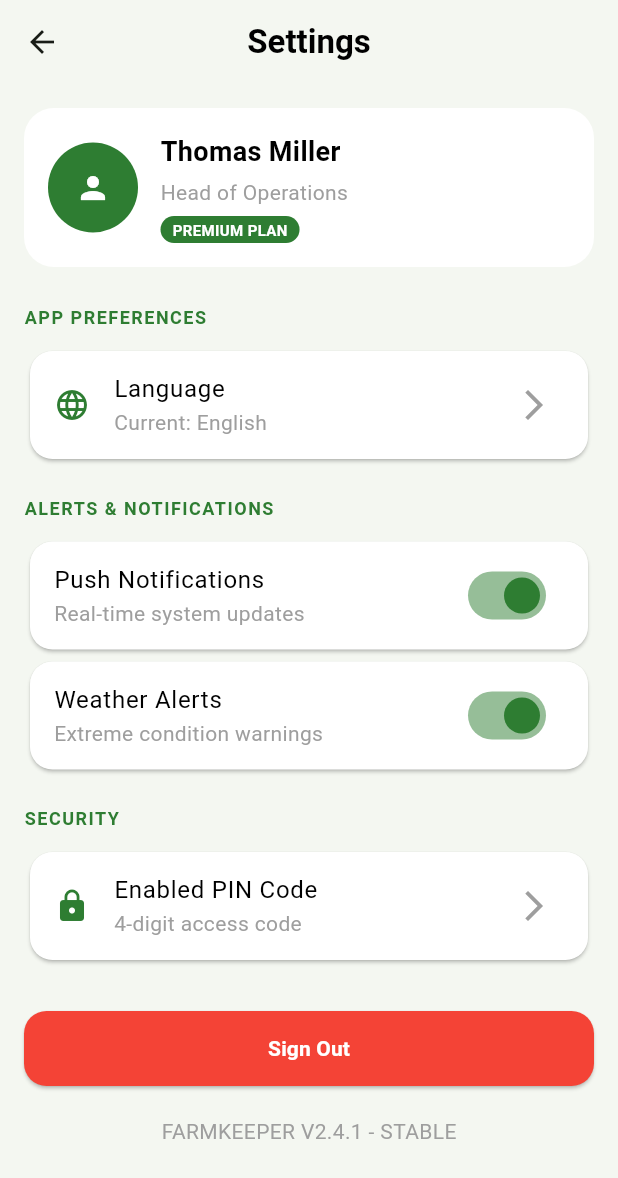
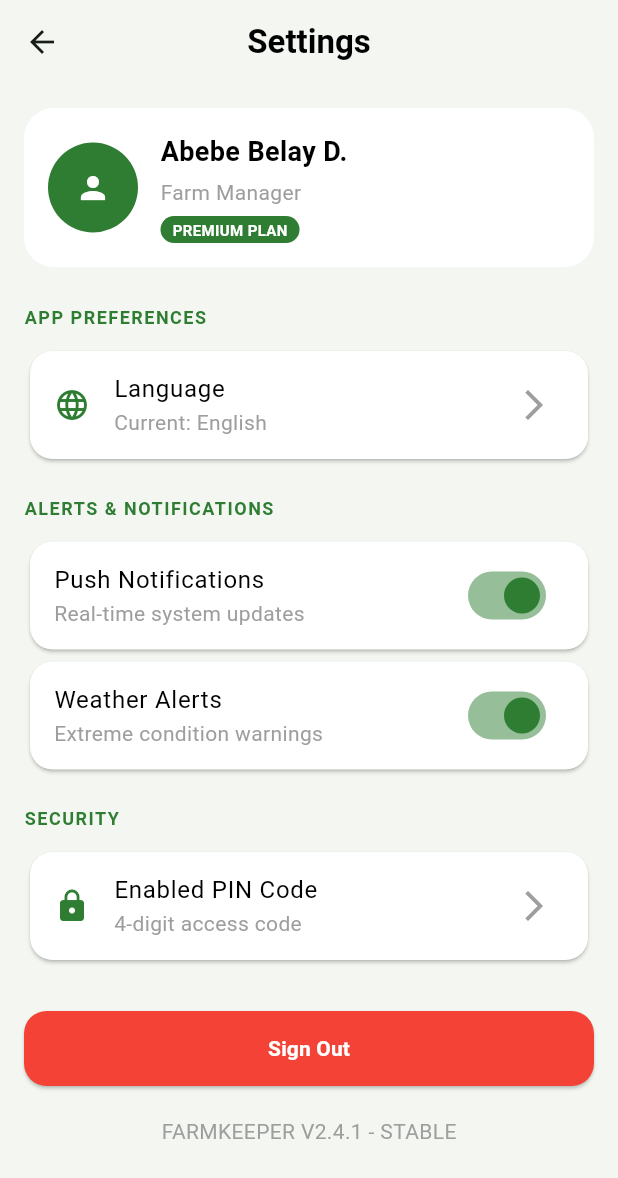
Before and after one commit to DagmawiTewodros/Spacedpulse, a Flutter app: the ProfilePage screen opened by its route, after a tap on the "settings" icon, on a phone screen of 412 x 824 dp. Shown: the top 1178 px of the screen. Run offline on Flutter 3.47's test engine with Material 3 defaults, Android fonts, the phone set to English and light mode, and no system bars; our stand-ins replace go_router; network calls fail.

Commit message:
routing fixed

```diff
--- a/lib/screens/home_screen.dart
+++ b/lib/screens/home_screen.dart
@@ -15,7 +15,7 @@ class HomeScreen extends StatelessWidget {
             crossAxisAlignment: CrossAxisAlignment.start,
             children: [
               const Text(
-                'MORNING, JONATHAN',
+                'MORNING, ABEBE BELAY D.',
                 style: TextStyle(
                   color: Color(0xFFB57F4D),
                   fontSize: 12,
--- a/lib/screens/notifications_screen.dart
+++ b/lib/screens/notifications_screen.dart
@@ -14,7 +14,7 @@ class NotificationsPage extends StatelessWidget {
         centerTitle: true,
         leading: IconButton(
           icon: const Icon(Icons.arrow_back, color: Colors.black),
-          onPressed: () => context.go('/home_screen'),
+          onPressed: () => context.go('/home'),
         ),
         title: const Text(
           'Notifications',
--- a/lib/screens/onboarding_screen.dart
+++ b/lib/screens/onboarding_screen.dart
@@ -47,12 +47,12 @@ class _OnboardingScreenState extends State<OnboardingScreen> {
         currentPage++;
       });
     } else {
-      context.go('/home_screen');
+      context.go('/home');
     }
   }
 
   void skip() {
-    context.go('/home_screen');
+    context.go('/home');
   }
 
   @override
--- a/lib/screens/profile_screen.dart
+++ b/lib/screens/profile_screen.dart
@@ -33,7 +33,7 @@ class ProfilePage extends StatelessWidget {
                   const SizedBox(height: 15),
 
                   const Text(
-                    'ABEBE BELAY D',
+                    'Abebe Belay D.',
                     style: TextStyle(
                       color: Colors.black,
                       fontSize: 22,
@@ -44,7 +44,7 @@ class ProfilePage extends StatelessWidget {
                   const SizedBox(height: 5),
 
                   const Text(
-                    'Arsi Bale Zone, Oromia',
+                    'Farm Manager',
                     style: TextStyle(color: Colors.grey),
                   ),
                   const SizedBox(height: 10),
--- a/lib/screens/settings_screen.dart
+++ b/lib/screens/settings_screen.dart
@@ -48,7 +48,7 @@ class _SettingsPageState extends State<SettingsPage> {
                     crossAxisAlignment: CrossAxisAlignment.start,
                     children: [
                       const Text(
-                        'Thomas Miller',
+                        'Abebe Belay D.',
                         style: TextStyle(
                           color: Colors.black,
                           fontSize: 18,
@@ -57,7 +57,7 @@ class _SettingsPageState extends State<SettingsPage> {
                       ),
                       const SizedBox(height: 4),
                       const Text(
-                        'Head of Operations',
+                        'Farm Manager',
                         style: TextStyle(color: Colors.grey),
                       ),
                       const SizedBox(height: 6),
```
